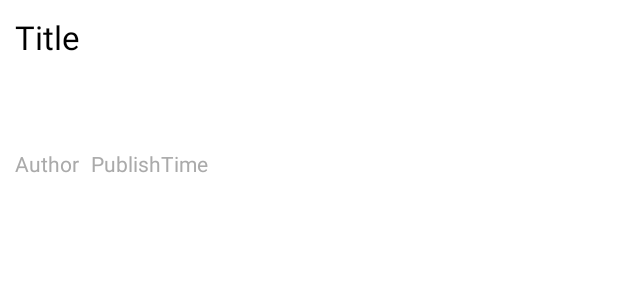
After one commit to qiumuyang/techtrainingcamp-client-2, an Android app: the layout style1.xml on its own in the app's theme, with its tools: preview values and no code run, on a phone screen of 412 x 824 dp. The commit adds this screen. Shown: the top 300 px of the screen. Run offline under Robolectric (Android 15) with nearby library versions, the phone set to English and light mode, and no system bars.

Commit message:
new layout for 5 types

```diff
--- a/app/src/main/java/com/example/bulletinboard/BulletinActivity.java
+++ b/app/src/main/java/com/example/bulletinboard/BulletinActivity.java
@@ -4,6 +4,7 @@ import android.content.res.AssetManager;
 import android.os.Bundle;
 
 import androidx.appcompat.app.AppCompatActivity;
+import androidx.recyclerview.widget.DividerItemDecoration;
 import androidx.recyclerview.widget.LinearLayoutManager;
 import androidx.recyclerview.widget.RecyclerView;
 
@@ -25,6 +26,7 @@ public class BulletinActivity extends AppCompatActivity {
         List<Bulletin> bulletins = metaParser.parse("metadata_test.json");
 
         RecyclerView main_list = (RecyclerView) findViewById(R.id.main_list);
+        main_list.addItemDecoration(new DividerItemDecoration(this, DividerItemDecoration.VERTICAL)); // add divider
         main_list.setLayoutManager(new LinearLayoutManager(this));
         main_list.setAdapter(new BulletinAdapter(bulletins));
 
--- /dev/null
+++ b/app/src/main/res/layout/style1.xml
@@ -0,0 +1,61 @@
+<?xml version="1.0" encoding="utf-8"?>
+<androidx.constraintlayout.widget.ConstraintLayout xmlns:android="http://schemas.android.com/apk/res/android"
+    xmlns:app="http://schemas.android.com/apk/res-auto"
+    xmlns:tools="http://schemas.android.com/tools"
+    android:layout_width="match_parent"
+    android:layout_height="wrap_content"
+    android:layout_marginLeft="10dp"
+    android:layout_marginTop="10dp"
+    android:layout_marginRight="15dp"
+    android:layout_marginBottom="15dp">
+
+    <TextView
+        android:id="@+id/title_text"
+        android:layout_width="0dp"
+        android:layout_height="wrap_content"
+        android:text="Title"
+        android:textColor="@color/black"
+        android:textSize="22sp"
+        app:layout_constraintBottom_toBottomOf="parent"
+        app:layout_constraintEnd_toEndOf="parent"
+        app:layout_constraintEnd_toStartOf="@+id/img"
+        app:layout_constraintHorizontal_bias="0.0"
+        app:layout_constraintHorizontal_weight="6"
+        app:layout_constraintStart_toStartOf="parent"
+        app:layout_constraintTop_toTopOf="parent"
+        app:layout_constraintVertical_bias="0.0" />
+
+    <TextView
+        android:id="@+id/author_text"
+        android:layout_width="wrap_content"
+        android:layout_height="wrap_content"
+        android:layout_marginTop="60dp"
+        android:text="Author"
+        android:textColor="@android:color/darker_gray"
+        app:layout_constraintStart_toStartOf="@+id/title_text"
+        app:layout_constraintTop_toBottomOf="@+id/title_text" />
+
+    <TextView
+        android:id="@+id/publishtime_text"
+        android:layout_width="wrap_content"
+        android:layout_height="wrap_content"
+        android:layout_marginStart="8dp"
+        android:text="PublishTime"
+        android:textColor="@android:color/darker_gray"
+        app:layout_constraintBottom_toBottomOf="@+id/author_text"
+        app:layout_constraintStart_toEndOf="@+id/author_text"
+        app:layout_constraintTop_toTopOf="parent"
+        app:layout_constraintVertical_bias="1.0" />
+
+    <ImageView
+        android:id="@+id/img"
+        android:layout_width="111dp"
+        android:layout_height="111dp"
+        android:layout_marginLeft="10dp"
+        app:layout_constraintBottom_toBottomOf="parent"
+        app:layout_constraintEnd_toEndOf="parent"
+        app:layout_constraintHorizontal_bias="1.0"
+        app:layout_constraintStart_toStartOf="parent"
+        app:layout_constraintTop_toTopOf="parent"
+        app:layout_constraintVertical_bias="0.0" />
+</androidx.constraintlayout.widget.ConstraintLayout>
```
Also changed, not shown: app/src/main/java/com/example/bulletinboard/BulletinAdapter.java (+5 -5 lines), app/src/main/res/layout/b_style1.xml (+4 -3 lines), app/src/main/res/layout/style0.xml (added, +47 -0 lines), app/src/main/res/layout/style2.xml (added, +58 -0 lines), app/src/main/res/layout/style3.xml (added, +57 -0 lines), app/src/main/res/layout/style4.xml (added, +91 -0 lines).
